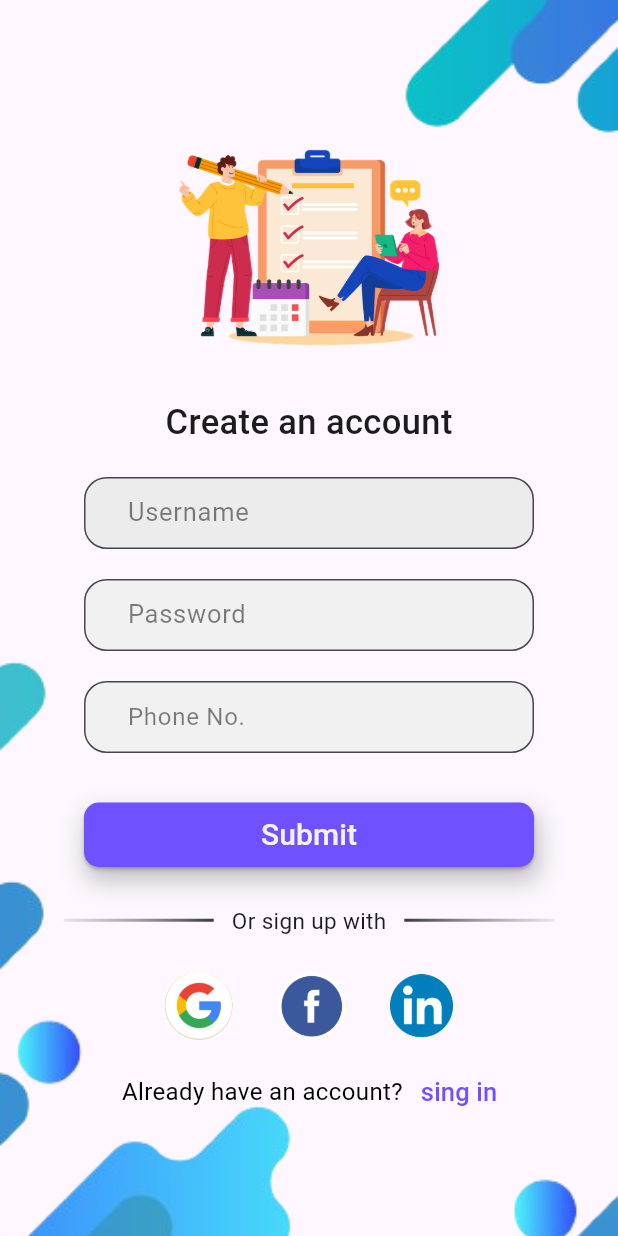
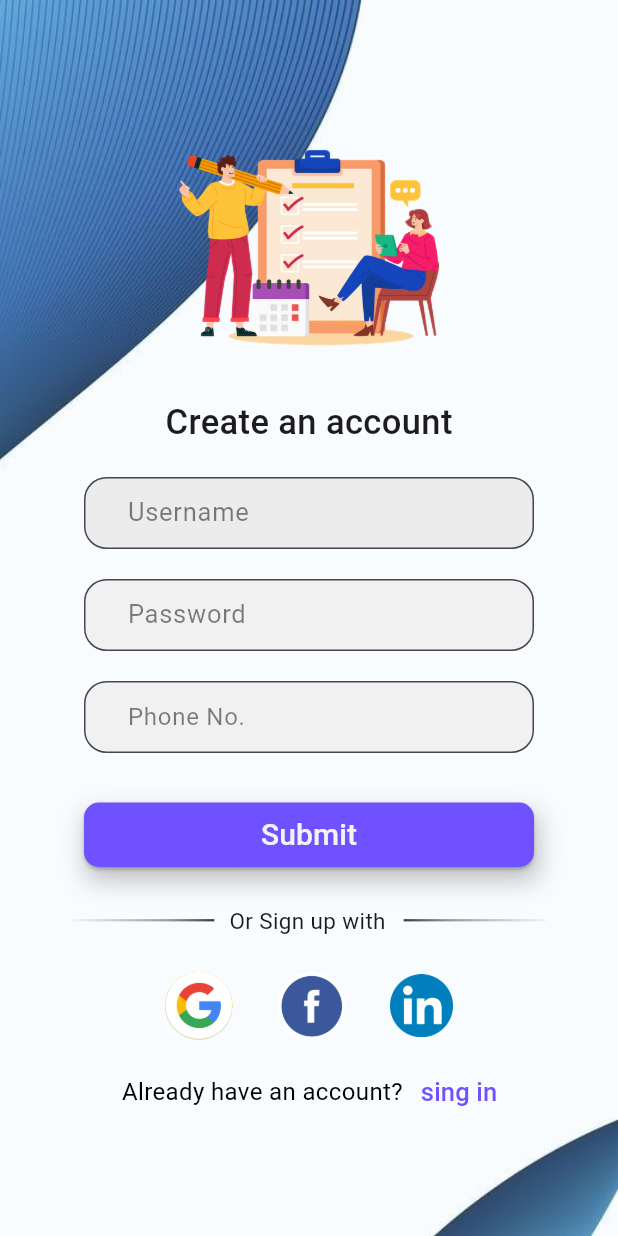
Before and after one commit to Prasadzadokar25/To_Do_List_Application, a Flutter app: the screen it shows after launch, after a tap on "Login", after a tap on "Sign up", on a phone screen of 412 x 824 dp. Run offline on Flutter 3.47's test engine with Material 3 defaults, Android fonts, the phone set to English and light mode, and no system bars; our stand-ins replace flutter_slidable, sqflite; accounts and stored records are empty.

Commit message:
simple UI creation

```diff
--- a/todolistadavance/lib/loginPage.dart
+++ b/todolistadavance/lib/loginPage.dart
@@ -30,9 +30,11 @@ class _LoginState extends State {
           (await UserInfo.getObject()
                   .getPassword(userName: usernameController.text) ==
               passwordController.text)) {
+        await UserInfo.getObject().insertCurrentUser(
+            usernameController.text, passwordController.text);
         ScaffoldMessenger.of(context).showSnackBar(
           const SnackBar(
-            backgroundColor: Color.fromARGB(255, 130, 255, 144),
+            backgroundColor: Color.fromARGB(232, 172, 255, 130),
             shape: RoundedRectangleBorder(
               borderRadius: BorderRadius.only(
                 topLeft: Radius.circular(15),
@@ -43,7 +45,7 @@ class _LoginState extends State {
               mainAxisAlignment: MainAxisAlignment.center,
               children: [
                 Text(
-                  "Login successful 😀 !",
+                  "Login Successful !",
                   style: TextStyle(
                       fontWeight: FontWeight.w600,
                       fontSize: 16,
@@ -86,7 +88,8 @@ class _LoginState extends State {
     await UserInfo.getObject().getDatabase();
     if (await loginInfoIsCorrect()) {
       UserInfo.getObject().userName = usernameController.text.trim();
-      List taskList = await UserInfo.getObject().getTasksList();
+      List taskList = await UserInfo.getObject()
+          .getTasksList(userName2: usernameController.text);
       Navigator.push(
         context,
         PageRouteBuilder(
@@ -119,6 +122,7 @@ class _LoginState extends State {
     );
   }
 
+  bool obscureText = true;
   @override
   Widget build(BuildContext context) {
     return Scaffold(
@@ -132,20 +136,20 @@ class _LoginState extends State {
               height: MediaQuery.sizeOf(context).height,
               width: MediaQuery.sizeOf(context).width,
               child: Image.asset(
-                "assets/images/background4.jpg",
+                "assets/images/background5.jpg",
                 fit: BoxFit.cover,
               ),
             ),
             Padding(
-              padding: const EdgeInsets.all(45),
+              padding: const EdgeInsets.all(42),
               child: Column(
                 crossAxisAlignment: CrossAxisAlignment.center,
                 children: [
                   const SizedBox(
-                    height: 5.0,
+                    height: 35.0,
                   ),
                   Image.asset(
-                    "assets/images/user.png",
+                    "assets/images/user2.png",
                     height: 160,
                     width: 160,
                   ),
@@ -222,7 +226,7 @@ class _LoginState extends State {
                             ),
                           ),
                           const SizedBox(
-                            height: 10.0,
+                            height: 5.0,
                           ),
                           SizedBox(
                             child: TextFormField(
@@ -238,7 +242,7 @@ class _LoginState extends State {
                                 setState(() {});
                               },
                               controller: passwordController,
-                              obscureText: true,
+                              obscureText: obscureText,
                               decoration: InputDecoration(
                                   contentPadding: const EdgeInsets.symmetric(
                                       vertical: 13.0, horizontal: 10.0),
@@ -258,6 +262,16 @@ class _LoginState extends State {
                                       borderSide: BorderSide(
                                           color: Colors.red.shade800)),
                                   prefixIcon: const Icon(Icons.key),
+                                  suffix: GestureDetector(
+                                    onTap: () {
+                                      obscureText = !obscureText;
+                                      setState(() {});
+                                    },
+                                    child: const Icon(
+                                      Icons.remove_red_eye,
+                                      color: Color.fromARGB(226, 64, 64, 64),
+                                    ),
+                                  ),
                                   labelText: 'Password',
                                   labelStyle: const TextStyle(
                                       fontSize: 17,
@@ -271,7 +285,7 @@ class _LoginState extends State {
                       )),
                   Row(mainAxisAlignment: MainAxisAlignment.center, children: [
                     const SizedBox(
-                      width: 150,
+                      width: 145,
                     ),
                     TextButton(
                       onPressed: () {},
@@ -314,14 +328,14 @@ class _LoginState extends State {
                         ),
                       )),
                   const SizedBox(
-                    height: 40.0,
+                    height: 30.0,
                   ),
                   Row(
                     mainAxisAlignment: MainAxisAlignment.center,
                     children: [
                       Container(
                         height: 1.5,
-                        width: 100,
+                        width: 95,
                         decoration: const BoxDecoration(
                           gradient: LinearGradient(
                             colors: [
@@ -346,7 +360,7 @@ class _LoginState extends State {
                       ),
                       Container(
                         height: 1.5,
-                        width: 100,
+                        width: 95,
                         decoration: const BoxDecoration(
                           gradient: LinearGradient(
                             colors: [
--- a/todolistadavance/lib/main.dart
+++ b/todolistadavance/lib/main.dart
@@ -1,18 +1,33 @@
 import 'package:flutter/material.dart';
+import 'package:todolistadavance/databaseConnection.dart';
 import 'loginPage.dart';
+import 'toDoListHome.dart';
 
-void main() {
-  runApp(const MyApp());
+void main() async {
+  runApp(MyApp());
 }
 
-class MyApp extends StatelessWidget {
-  const MyApp({super.key});
+class MyApp extends StatefulWidget {
+  MyApp({super.key});
+  State createState() {
+    return _MyAppState(userList: [], taskList: []);
+  }
+}
+
+class _MyAppState extends State {
+  List userList;
+  List taskList;
+  _MyAppState({required this.userList, required this.taskList});
 
   @override
   Widget build(BuildContext context) {
-    return const MaterialApp(
+    return MaterialApp(
       title: 'Flutter Demo',
-      home: Login(),
+      home: (userList.isEmpty)
+          ? Login()
+          : MyHomePage(
+              taskList: [],
+            ),
       debugShowCheckedModeBanner: false,
     );
   }
--- a/todolistadavance/lib/singUpPage.dart
+++ b/todolistadavance/lib/singUpPage.dart
@@ -83,7 +83,7 @@ class _NewAccountState extends State {
                     height: MediaQuery.sizeOf(context).height,
                     width: MediaQuery.sizeOf(context).width,
                     child: Image.asset(
-                      "assets/images/background4.jpg",
+                      "assets/images/background5.jpg",
                       fit: BoxFit.cover,
                     ),
                   ),
@@ -280,23 +280,24 @@ class _NewAccountState extends State {
                         mainAxisAlignment: MainAxisAlignment.center,
                         children: [
                           Container(
-                            height: 2,
-                            width: 100,
+                            height: 1.5,
+                            width: 95,
                             decoration: const BoxDecoration(
                               gradient: LinearGradient(
                                 colors: [
-                                  Color.fromARGB(34, 103, 102, 102),
-                                  Color.fromARGB(143, 87, 86, 86),
+                                  Color.fromARGB(13, 103, 102, 102),
+                                  Color.fromARGB(85, 103, 102, 102),
+                                  Color.fromARGB(150, 87, 86, 86),
                                   Color.fromARGB(234, 41, 41, 41),
                                 ],
                               ),
                             ),
                           ),
                           const SizedBox(
-                            width: 12,
+                            width: 10,
                           ),
                           const Text(
-                            "Or sign up with",
+                            "Or Sign up with",
                             style: TextStyle(
                                 fontWeight: FontWeight.w400, fontSize: 15),
                           ),
@@ -304,14 +305,15 @@ class _NewAccountState extends State {
                             width: 12,
                           ),
                           Container(
-                            height: 2,
-                            width: 100,
+                            height: 1.5,
+                            width: 95,
                             decoration: const BoxDecoration(
                               gradient: LinearGradient(
                                 colors: [
                                   Color.fromARGB(234, 41, 41, 41),
-                                  Color.fromARGB(143, 87, 86, 86),
-                                  Color.fromARGB(34, 103, 102, 102),
+                                  Color.fromARGB(150, 87, 86, 86),
+                                  Color.fromARGB(85, 103, 102, 102),
+                                  Color.fromARGB(13, 103, 102, 102),
                                 ],
                               ),
                             ),
```
Also changed, not shown: todolistadavance/lib/databaseConnection.dart (+44 -5 lines), todolistadavance/lib/toDoListHome.dart (+38 -24 lines), todolistadavance/assets/images/background2.png (added), todolistadavance/assets/images/background3.jpg (added), todolistadavance/assets/images/background5.jpg (added), todolistadavance/assets/images/user2.png (added), todolistadavance/assets/images/windowboy.jpg (added).
